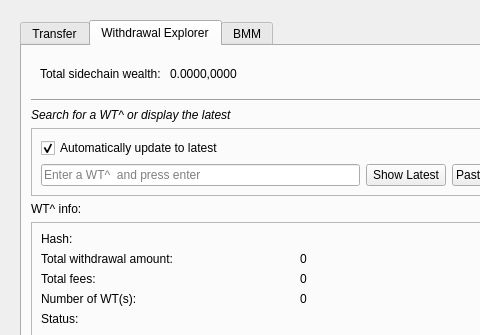
First picture: the form in src/qt/forms/sidechainpage.ui, repository skydogenet/sidechains, before the edit; both pictures show x 0 to 480 and y 0 to 335 of the 594 by 553 pixel window.
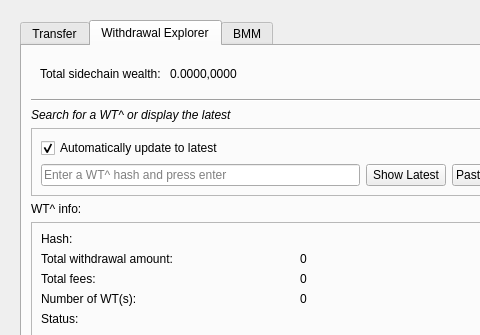
Second picture: the form after the edit. The open tabs and pages were chosen to show the change. Icons and pictures are not drawn. Custom widgets are drawn as their Qt base class.

Commit message: Fix WT^ line edit label

The edit to the form file:
```diff
--- a/src/qt/forms/sidechainpage.ui
+++ b/src/qt/forms/sidechainpage.ui
@@ -807,7 +807,7 @@
                  <number>64</number>
                 </property>
                 <property name="placeholderText">
-                 <string>Enter a WT^  and press enter</string>
+                 <string>Enter a WT^ hash and press enter</string>
                 </property>
                 <property name="clearButtonEnabled">
                  <bool>true</bool>
```
